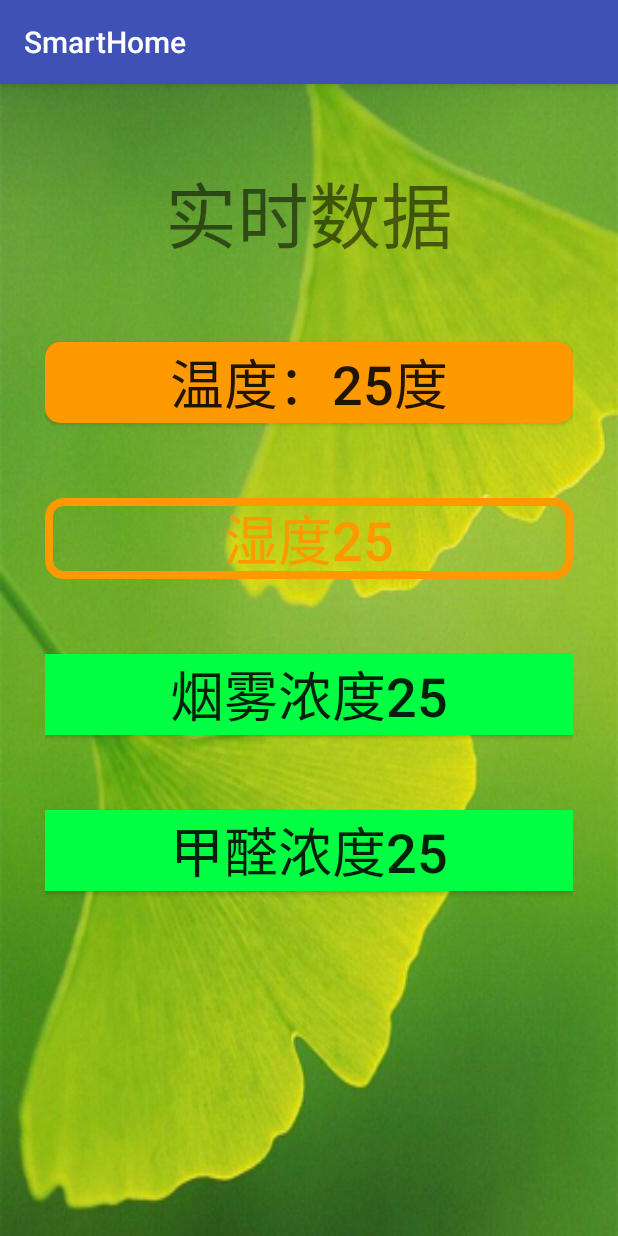
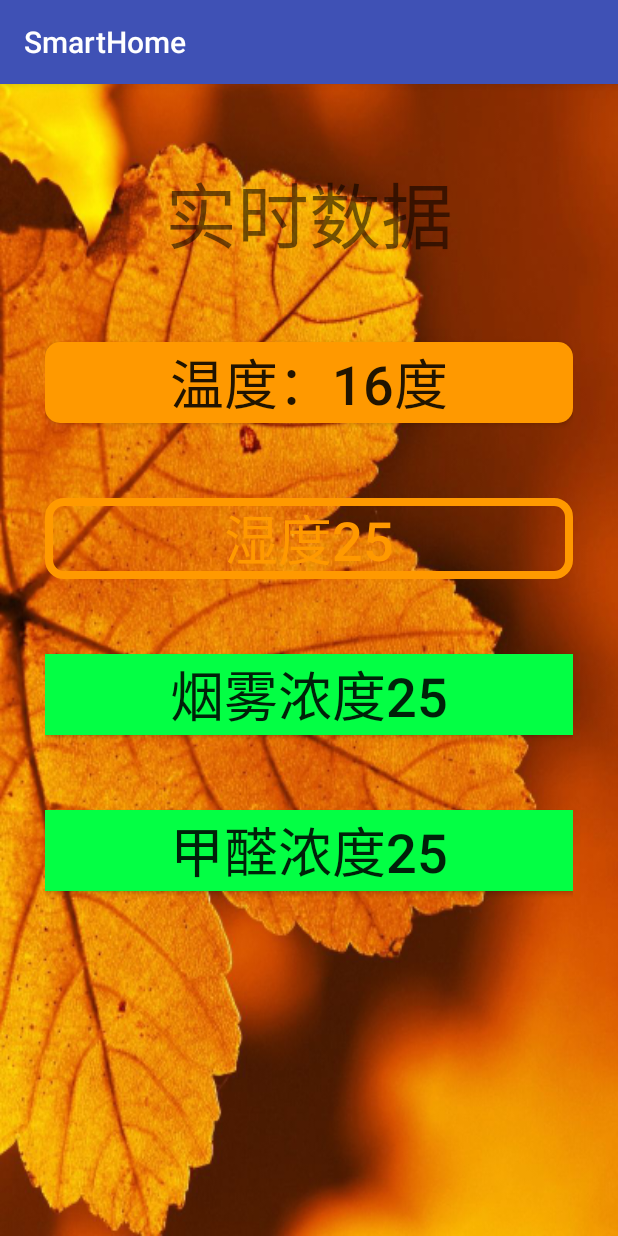
Before and after one commit to wwinsa/SmartHome, an Android app: the screen it shows after launch (MainActivity), on a phone screen of 412 x 824 dp. Run offline under Robolectric (Android 15) with nearby library versions, the phone set to English and light mode, and no system bars.

```diff
--- a/app/src/main/java/com/example/weixi/smarthome/MainActivity.java
+++ b/app/src/main/java/com/example/weixi/smarthome/MainActivity.java
@@ -6,11 +6,14 @@ import android.os.Bundle;
 import android.view.View;
 import android.widget.Button;
 
+import java.lang.reflect.Array;
+import java.util.ArrayList;
+
 public class MainActivity extends AppCompatActivity {
 
     private Button btn_temp,btn_humi,btn_smoke,btn_ch4;
     //data
-    private int temp = 25 ;
+   private ArrayList<Integer> temp =new ArrayList<Integer>();
     private int humi = 25 ;
     private int smoke = 25 ;
     private int meth = 25 ;
@@ -24,11 +27,17 @@ public class MainActivity extends AppCompatActivity {
         btn_humi = findViewById(R.id.btn_humi);
         btn_smoke = findViewById(R.id.btn_smoke);
         btn_ch4 = findViewById(R.id.btn_ch4);
+        inittemp(25);
+        inittemp(30);
+        inittemp(16);
         setListeners();
-        btn_temp.setText("温度："+temp+"度");
+        btn_temp.setText("温度："+temp.get(temp.size()-1)+"度");
         btn_humi.setText("湿度"+humi);
         btn_smoke.setText("烟雾浓度"+smoke);
         btn_ch4.setText("甲醛浓度"+meth);
+    }
+    private void inittemp(int num){
+        temp.add(num);
     }
     private void setListeners(){
         OnClick onClick = new OnClick();
--- a/app/src/main/res/layout/activity_main.xml
+++ b/app/src/main/res/layout/activity_main.xml
@@ -8,7 +8,7 @@
     android:paddingLeft="30dp"
     android:paddingRight="30dp"
     android:paddingTop="50dp"
-    android:background="@drawable/spring"
+    android:background="@drawable/fall"
     >
 
     <TextView
```
Also changed, not shown: app/src/main/res/drawable-xxhdpi/fall_meitu_1.png (added).
